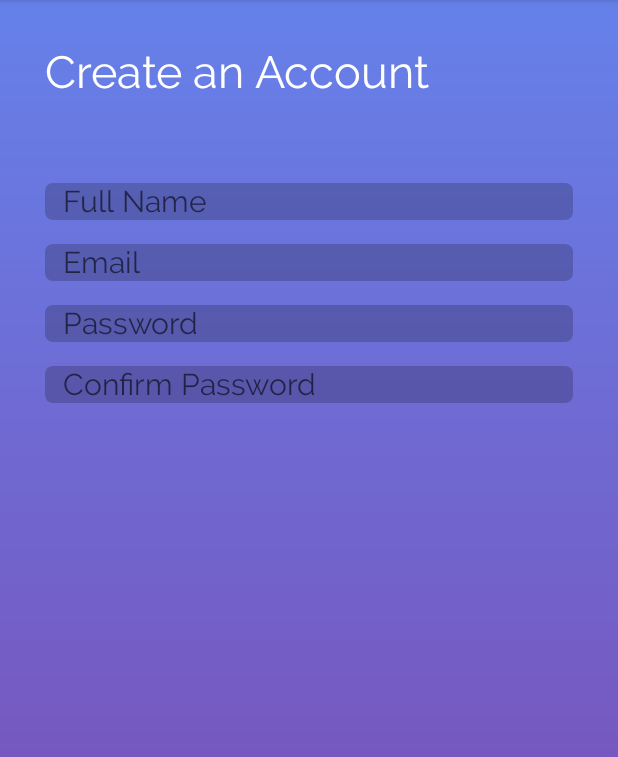
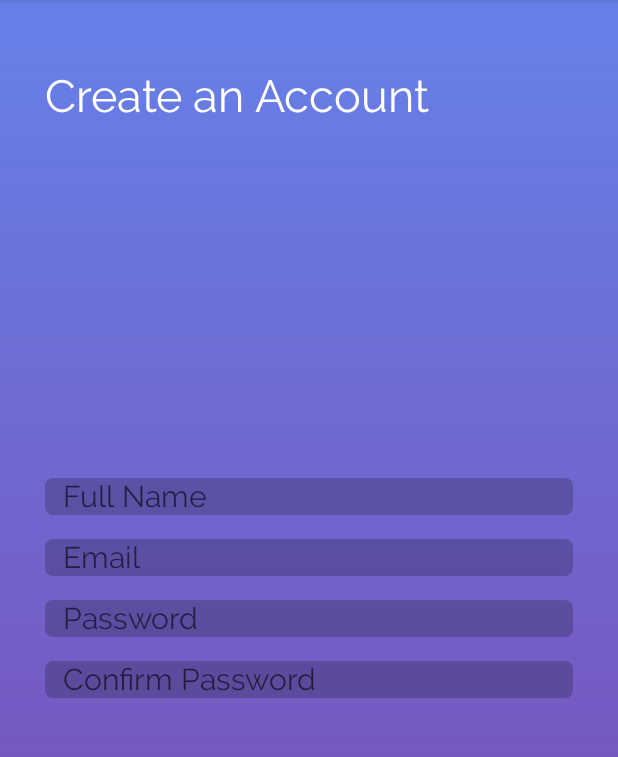
Before and after one commit to VP-Technologies/vp-fitness-app-android, an Android app: the fragment Tab3 shown on its own in the app's theme, on a phone screen of 412 x 824 dp, the part 84-841 px from its top. Run offline under Robolectric (Android 15) with nearby library versions, the phone set to English and light mode, and no system bars; plain views replace MaterialEditText.

Commit message:
Made password text on tab 3 hidden and edited layout to simplify and center input fields.

```diff
--- a/VP-fitness-frontend/app/src/main/res/layout/tab3.xml
+++ b/VP-fitness-frontend/app/src/main/res/layout/tab3.xml
@@ -1,34 +1,27 @@
 <?xml version="1.0" encoding="utf-8"?>
-<LinearLayout xmlns:android="http://schemas.android.com/apk/res/android"
+<RelativeLayout xmlns:android="http://schemas.android.com/apk/res/android"
     xmlns:app="http://schemas.android.com/apk/res-auto"
     android:orientation="vertical"
     android:layout_width="match_parent"
     android:layout_height="match_parent"
     android:background="@drawable/gradient"
-    android:gravity="top">
+    android:padding="30dp">
 
-
-    <LinearLayout
-        android:layout_width="match_parent"
+    <TextView
+        android:layout_width="wrap_content"
         android:layout_height="wrap_content"
-        android:gravity="center"
-        android:orientation="vertical"
-        android:padding="30dp">
+        android:layout_marginBottom="40dp"
+        android:text="Create an Account"
+        android:textColor="@android:color/white"
+        android:textSize="30sp"
+        android:textStyle="bold"
+        android:paddingTop="16dp"/>
 
         <LinearLayout
             android:layout_width="fill_parent"
             android:layout_height="wrap_content"
-            android:gravity="left"
-            android:orientation="vertical">
-
-            <TextView
-                android:layout_width="wrap_content"
-                android:layout_height="wrap_content"
-                android:layout_marginBottom="40dp"
-                android:text="Create an Account"
-                android:textColor="@android:color/white"
-                android:textSize="30sp"
-                android:textStyle="bold" />
+            android:orientation="vertical"
+            android:layout_centerInParent="true">
 
             <com.rengwuxian.materialedittext.MaterialEditText
                 android:layout_width="match_parent"
@@ -76,7 +69,8 @@
                 app:met_errorColor="@android:color/white"
                 app:met_floatingLabel="normal"
                 app:met_floatingLabelText="Password"
-                app:met_primaryColor="@android:color/white" />
+                app:met_primaryColor="@android:color/white"
+                android:inputType="textPassword"/>
 
             <com.rengwuxian.materialedittext.MaterialEditText
                 android:layout_width="match_parent"
@@ -92,9 +86,8 @@
                 app:met_errorColor="@android:color/white"
                 app:met_floatingLabel="normal"
                 app:met_floatingLabelText="Confirm Password"
-                app:met_primaryColor="@android:color/white" />
+                app:met_primaryColor="@android:color/white"
+                android:inputType="textPassword"/>
         </LinearLayout>
 
-    </LinearLayout>
-
-</LinearLayout>
+</RelativeLayout>
```
Also changed, not shown: VP-fitness-frontend/app/src/main/res/layout/tab4.xml (+7 -24 lines).
